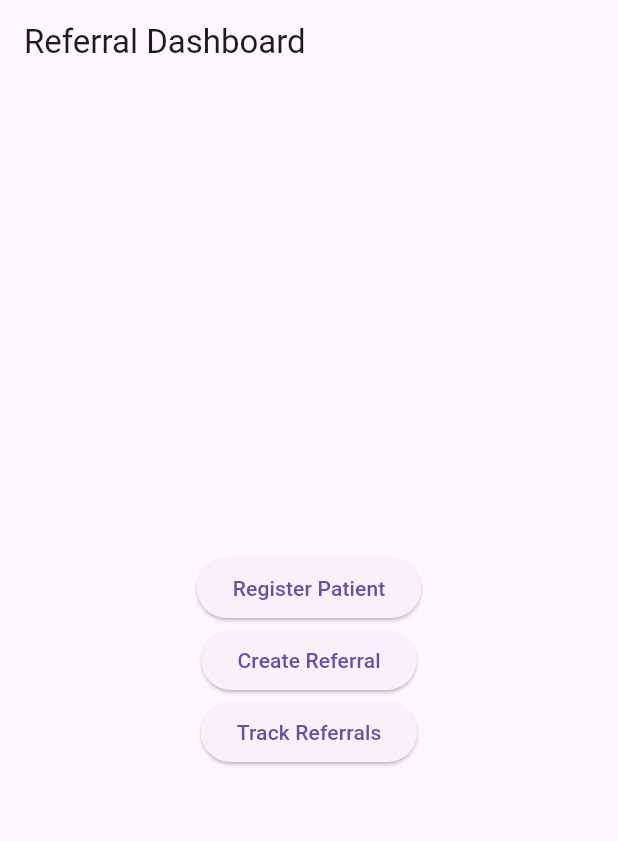
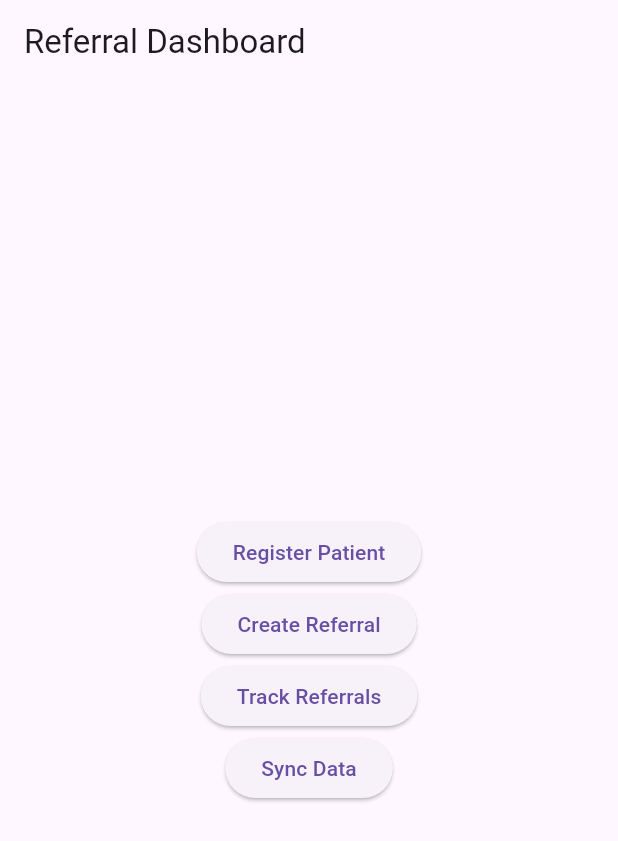
Before and after one commit to kingfillari/referral_mobile_mvp, a Flutter app: the DashboardScreen screen opened directly, on a phone screen of 412 x 824 dp. Shown: the top 841 px of the screen. Run offline on Flutter 3.47's test engine with Material 3 defaults, Android fonts, the phone set to English and light mode, and no system bars; our stand-ins replace connectivity_plus, shared_preferences, sqflite; accounts and stored records are empty.

Commit message:
Update Improved Dashboard with Sync Button

```diff
--- a/lib/screens/dashboard_screen.dart
+++ b/lib/screens/dashboard_screen.dart
@@ -1,9 +1,12 @@
 import 'package:flutter/material.dart';
+import '../services/sync_service.dart';
 import 'patient_registration_screen.dart';
 import 'create_referral_screen.dart';
 import 'referral_tracking_screen.dart';
 
 class DashboardScreen extends StatelessWidget {
+
+  final SyncService syncService = SyncService();
 
   @override
   Widget build(BuildContext context) {
@@ -14,7 +17,6 @@ class DashboardScreen extends StatelessWidget {
       body: Center(
         child: Column(
           mainAxisAlignment: MainAxisAlignment.center,
-
           children: [
 
             ElevatedButton(
@@ -53,6 +55,13 @@ class DashboardScreen extends StatelessWidget {
               },
             ),
 
+            ElevatedButton(
+              child: Text("Sync Data"),
+              onPressed: () {
+                syncService.syncData();
+              },
+            ),
+
           ],
         ),
       ),
```
